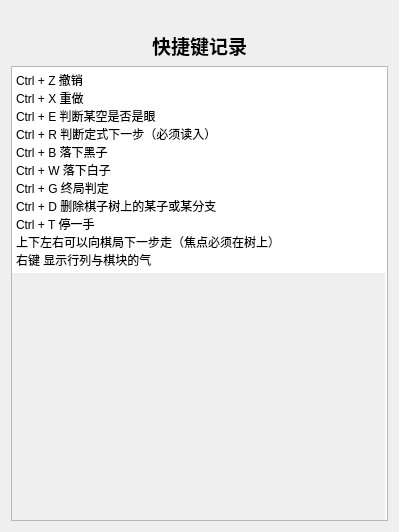
The window that helppage.ui (huwei12345/weiqi) describes before a commit, drawn with Qt 5.
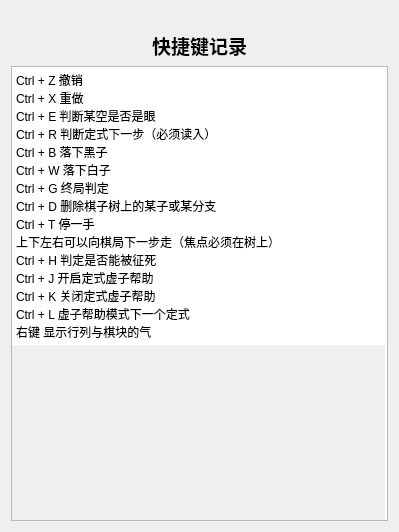
The same window after the commit.

Commit message: 添加虚子显示定式下一手

```diff
--- a/helppage.ui
+++ b/helppage.ui
@@ -71,6 +71,10 @@
 Ctrl + D 删除棋子树上的某子或某分支
 Ctrl + T 停一手
 上下左右可以向棋局下一步走（焦点必须在树上）
+Ctrl + H 判定是否能被征死
+Ctrl + J 开启定式虚子帮助
+Ctrl + K 关闭定式虚子帮助
+Ctrl + L 虚子帮助模式下一个定式
 右键 显示行列与棋块的气</string>
      </property>
      <property name="backgroundVisible">
```
The commit also changes 10 other files.
